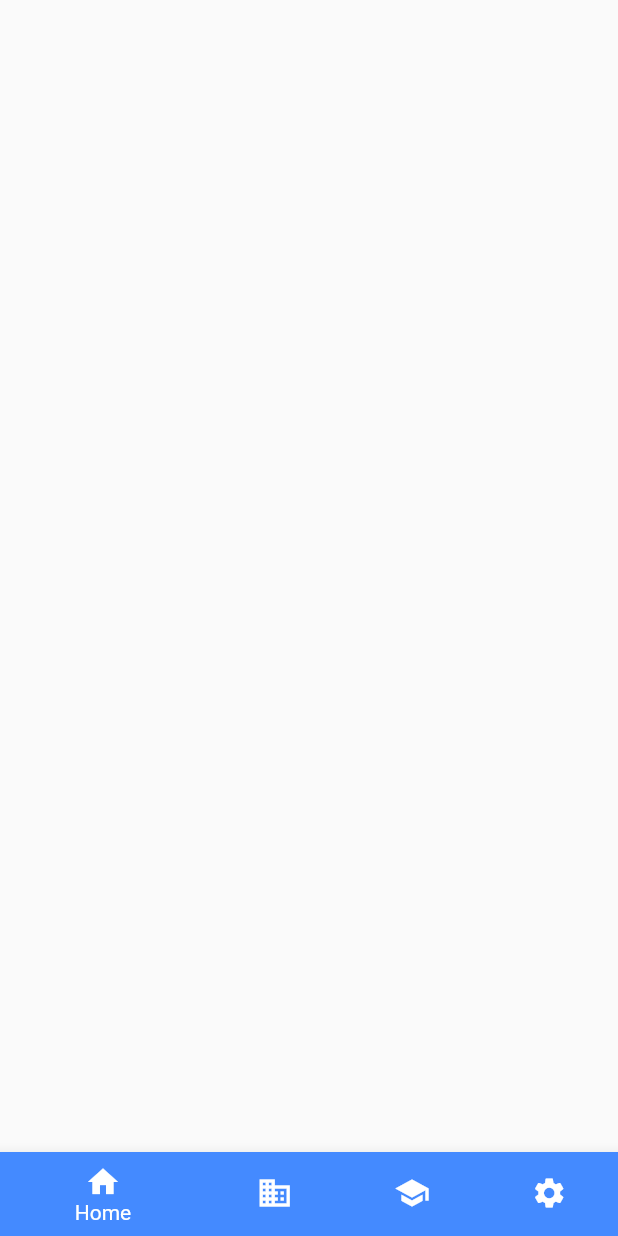
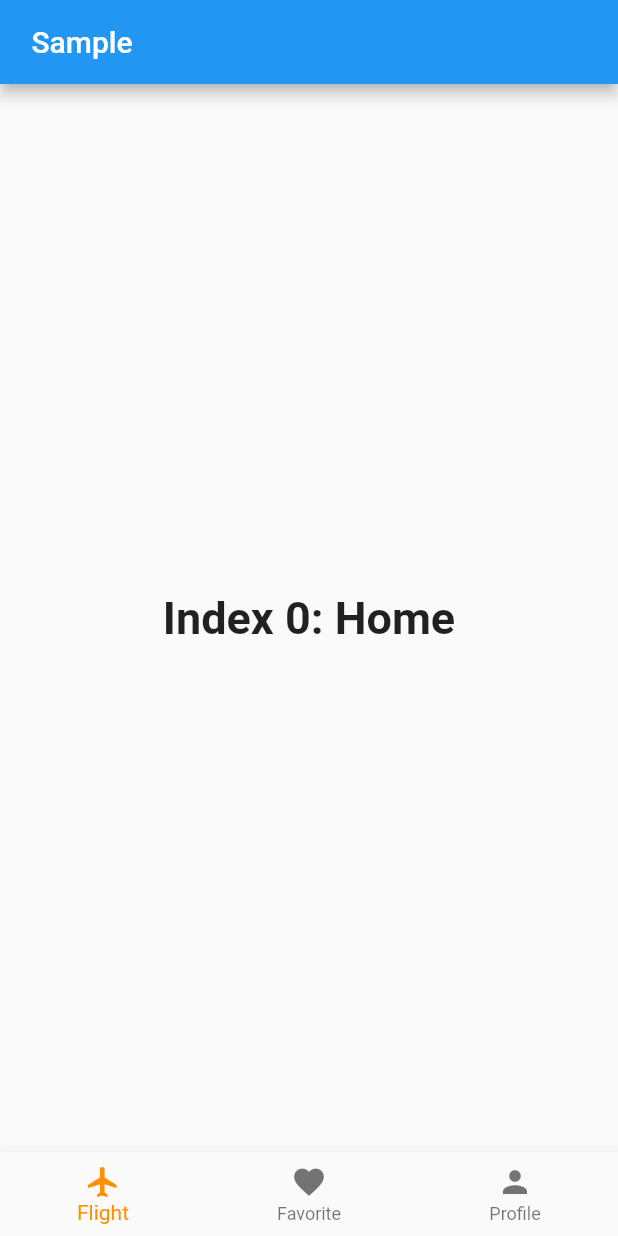
Before and after one commit to Zhangjt9317/Wing, a Flutter app: the screen it shows after launch, on a phone screen of 412 x 824 dp. Run offline on Flutter 3.47's test engine with Material 2 defaults, Android fonts, the phone set to English and light mode, and no system bars.

Commit message:
fix: some changes

```diff
--- a/lib/components/bottom_nav.dart
+++ /dev/null
@@ -1,41 +0,0 @@
-import 'package:flutter/material.dart';
-
-class BottomNav extends StatefulWidget {
-  const BottomNav({Key? key}) : super(key: key);
-
-  @override
-  State<BottomNav> createState() => _BottomNavState();
-}
-
-class _BottomNavState extends State<BottomNav> {
-  String _tab = 'Home';
-
-  @override
-  Widget build(BuildContext context) {
-    return BottomNavigationBar(
-        items: <BottomNavigationBarItem>[
-          BottomNavigationBarItem(
-              icon: const Icon(Icons.home),
-              label: _tab,
-              backgroundColor: Colors.blueAccent),
-          BottomNavigationBarItem(
-              icon: const Icon(Icons.business),
-              label: _tab,
-              backgroundColor: Colors.blueAccent),
-          BottomNavigationBarItem(
-              icon: const Icon(Icons.school),
-              label: _tab,
-              backgroundColor: Colors.blueAccent),
-          BottomNavigationBarItem(
-              icon: const Icon(Icons.settings),
-              label: _tab,
-              backgroundColor: Colors.blueAccent),
-        ],
-        onTap: (value) {
-          if (value == 0) _tab = 'Home';
-          if (value == 1) _tab = "Flight";
-          if (value == 2) _tab = "Favorite";
-          if (value == 3) _tab = "Profile";
-        });
-  }
-}
--- a/lib/screens/home.dart
+++ b/lib/screens/home.dart
@@ -1,11 +1,79 @@
 import 'package:flutter/material.dart';
-import 'package:wing/components/bottom_nav.dart';
 
 class Home extends StatelessWidget {
   const Home({Key? key}) : super(key: key);
 
+  static const String _title = 'Wing';
+
   @override
   Widget build(BuildContext context) {
-    return const Scaffold(bottomNavigationBar: BottomNav());
+    return const MaterialApp(
+      title: _title,
+      home: MyStatefulWidget(),
+    );
   }
 }
+
+class MyStatefulWidget extends StatefulWidget {
+  const MyStatefulWidget({Key? key}) : super(key: key);
+
+  @override
+  State<MyStatefulWidget> createState() => _MyStatefulWidgetState();
+}
+
+class _MyStatefulWidgetState extends State<MyStatefulWidget> {
+  int _selectedIndex = 0;
+  static const TextStyle optionStyle =
+      TextStyle(fontSize: 30, fontWeight: FontWeight.bold);
+  static const List<Widget> _widgetOptions = <Widget>[
+    Text(
+      'Index 0: Home',
+      style: optionStyle,
+    ),
+    Text(
+      'Index 1: Business',
+      style: optionStyle,
+    ),
+    Text(
+      'Index 2: School',
+      style: optionStyle,
+    ),
+  ];
+
+  void _onItemTapped(int index) {
+    setState(() {
+      _selectedIndex = index;
+    });
+  }
+
+  @override
+  Widget build(BuildContext context) {
+    return Scaffold(
+      appBar: AppBar(
+        title: const Text(' Sample'),
+      ),
+      body: Center(
+        child: _widgetOptions.elementAt(_selectedIndex),
+      ),
+      bottomNavigationBar: BottomNavigationBar(
+        items: const <BottomNavigationBarItem>[
+          BottomNavigationBarItem(
+            icon: Icon(Icons.flight),
+            label: 'Flight',
+          ),
+          BottomNavigationBarItem(
+            icon: Icon(Icons.favorite),
+            label: 'Favorite',
+          ),
+          BottomNavigationBarItem(
+            icon: Icon(Icons.person),
+            label: 'Profile',
+          ),
+        ],
+        currentIndex: _selectedIndex,
+        selectedItemColor: Colors.amber[800],
+        onTap: _onItemTapped,
+      ),
+    );
+  }
+}
```
